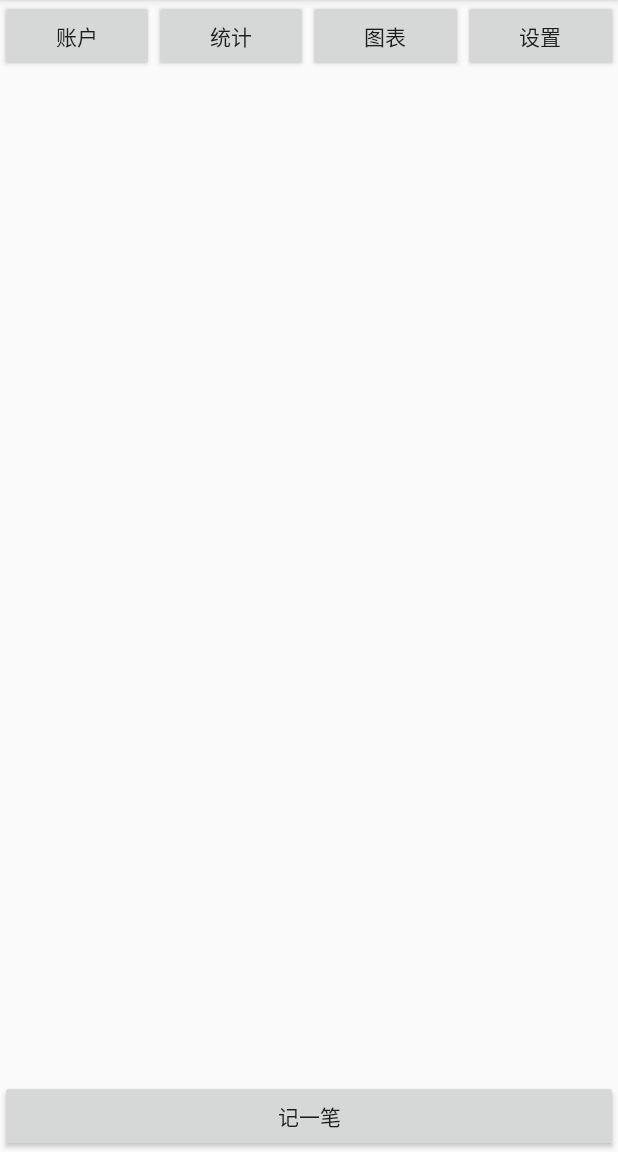
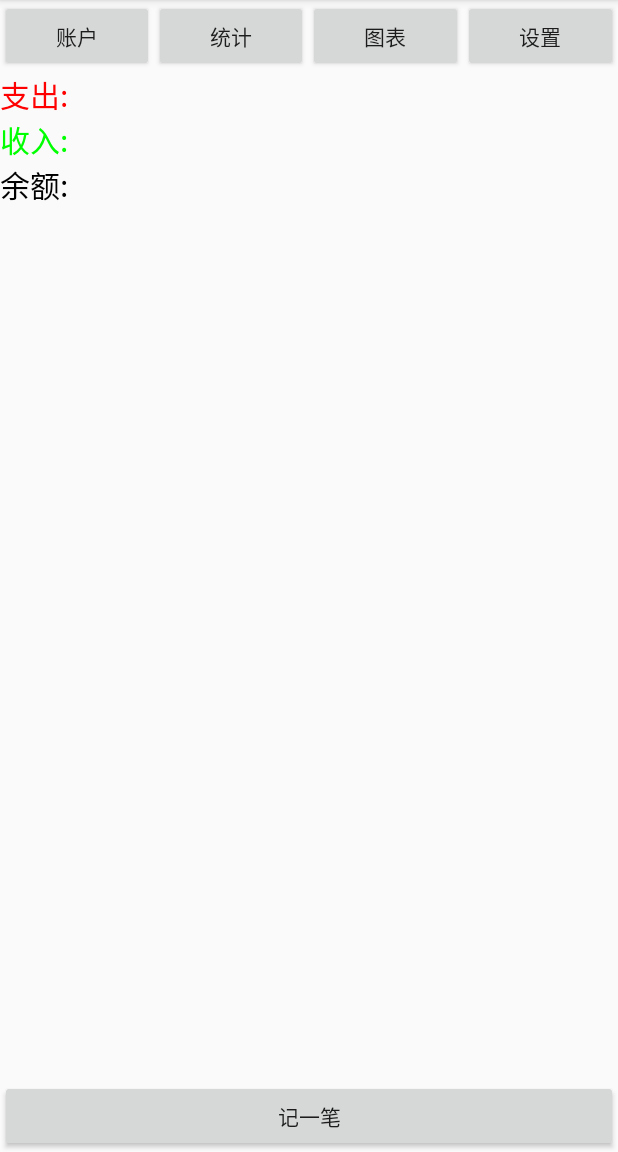
Before and after one commit to qzlong/AccountBook, an Android app: the screen it shows after launch (MainActivity), on a phone screen of 412 x 824 dp, the part 84-1236 px from its top. Run offline under Robolectric (Android 15) with nearby library versions, the phone set to English and light mode, and no system bars.

Commit message:
V0.2:完善了主页面元素

```diff
--- a/app/src/main/res/layout/activity_main.xml
+++ b/app/src/main/res/layout/activity_main.xml
@@ -1,16 +1,17 @@
 <?xml version="1.0" encoding="utf-8"?>
-<LinearLayout xmlns:android="http://schemas.android.com/apk/res/android"
+<RelativeLayout xmlns:android="http://schemas.android.com/apk/res/android"
     xmlns:app="http://schemas.android.com/apk/res-auto"
     xmlns:tools="http://schemas.android.com/tools"
     android:layout_width="match_parent"
     android:layout_height="match_parent"
-    android:orientation="vertical"
     tools:context=".MainActivity">
 
     <LinearLayout
+        android:id="@+id/btns"
         android:layout_width="match_parent"
         android:layout_height="wrap_content"
         android:orientation="horizontal"
+        android:layout_alignParentTop="true"
         >
 
         <Button
@@ -43,8 +44,38 @@
             android:layout_height="wrap_content"
             />
     </LinearLayout>
-
+    <LinearLayout
+        android:layout_width="match_parent"
+        android:layout_height="wrap_content"
+        android:layout_below="@id/btns"
+        android:id="@+id/institute"
+        android:orientation="vertical"
+        android:layout_marginBottom="10sp"
+        >
+        <TextView
+            android:layout_width="match_parent"
+            android:layout_height="wrap_content"
+            android:text="支出:"
+            android:textSize="20sp"
+            android:textColor="#ff0000"
+            />
+        <TextView
+            android:layout_width="match_parent"
+            android:layout_height="wrap_content"
+            android:text="收入:"
+            android:textColor="#00ff00"
+            android:textSize="20sp"
+            />
+        <TextView
+            android:layout_width="match_parent"
+            android:layout_height="wrap_content"
+            android:text="余额:"
+            android:textSize="20sp"
+            android:textColor="#000000"
+            />
+    </LinearLayout>
     <ListView
+        android:layout_below="@id/institute"
         android:layout_width="match_parent"
         android:layout_height="wrap_content"
         android:layout_weight="1"
@@ -53,8 +84,8 @@
         android:id="@+id/btn_keep_account"
         android:layout_width="match_parent"
         android:layout_height="wrap_content"
-        android:layout_gravity="center"
+        android:layout_alignParentBottom="true"
         android:text="记一笔"
         />
 
-</LinearLayout>
+</RelativeLayout>
```
